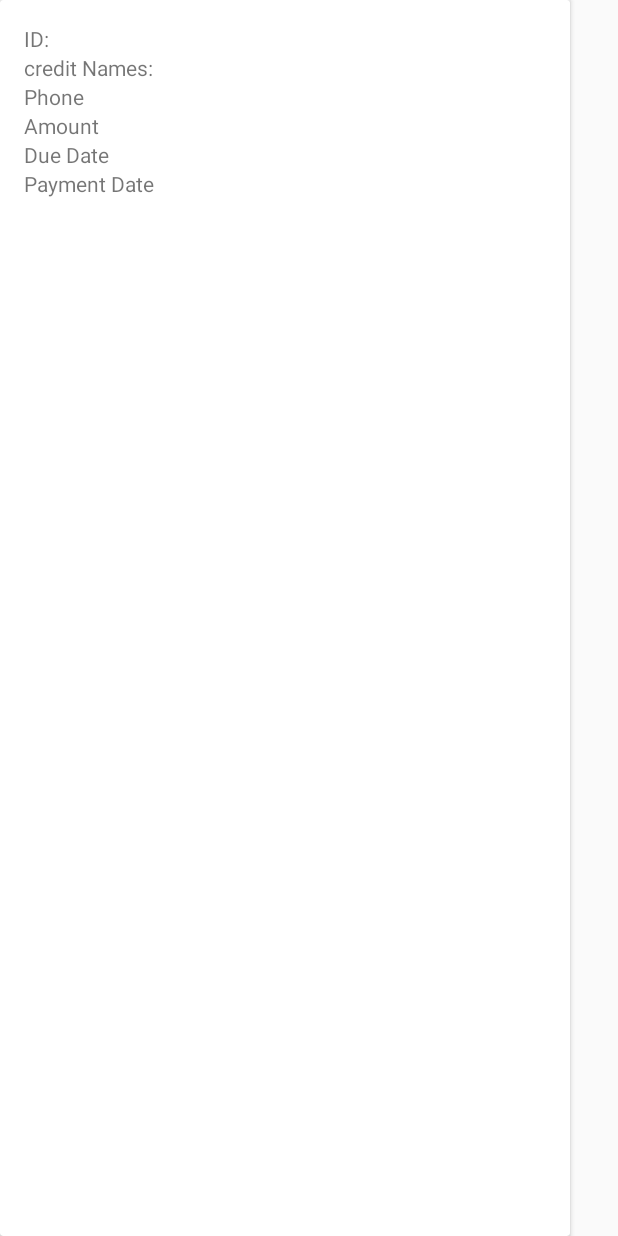
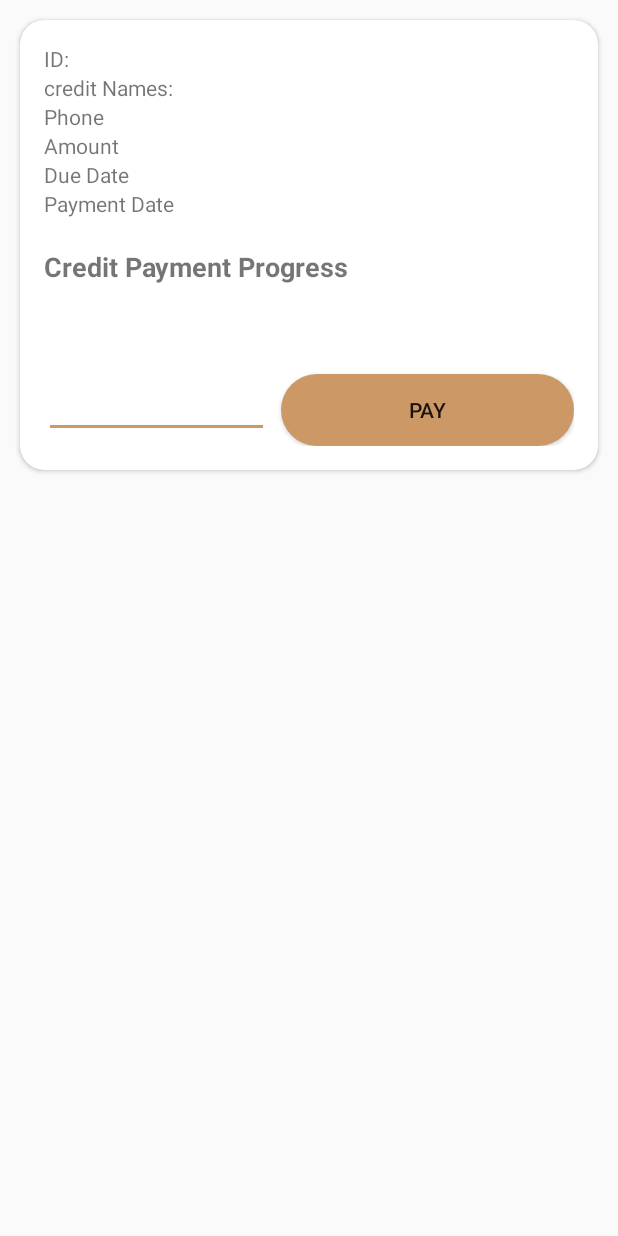
Before and after one commit to ETS-Android1/iManage, an Android app: the layout fragment_credited_tab.xml on its own in the app's theme, with its tools: preview values and no code run, on a phone screen of 412 x 824 dp. Run offline under Robolectric (Android 15) with nearby library versions, the phone set to English and light mode, and no system bars; network calls fail.

Commit message:
add deposit

```diff
--- a/app/src/main/java/com/example/nahimana/imanage/CreditedTab.java
+++ b/app/src/main/java/com/example/nahimana/imanage/CreditedTab.java
@@ -75,7 +75,9 @@ public class CreditedTab extends Fragment {
                                 jo.getString("phone"),
                                 jo.getString("amount"),
                                 jo.getString("timeToPay"),
-                                jo.getString("date")
+                                jo.getString("date"),
+                                jo.getString("payedAmount"),
+                                jo.getString("remainingDays")
                             );
                             listCredits.add(lc);
                             adapter = new CreditAdapter(context, listCredits);
--- a/app/src/main/java/com/example/nahimana/imanage/helpers/Constants.java
+++ b/app/src/main/java/com/example/nahimana/imanage/helpers/Constants.java
@@ -3,7 +3,7 @@ package com.example.nahimana.imanage.helpers;
 public class Constants {
 
 //    public static final String ROOT_URL="http://10.0.2.2/android-recyclerview-api/index.php";
-//    public static final String ROOT_URL="http://172.20.10.5:8000/api/";
+    //public static final String ROOT_URL="http://172.20.10.5:8000/api/";
     public static final String ROOT_URL="http://192.168.43.29:8000/api/";
     public static final String USER_REGISTER_URL=ROOT_URL+"users";
     public static final String LOGIN_URL = ROOT_URL+"auth/user";
@@ -14,6 +14,10 @@ public class Constants {
     public static final String CREDIT_URL = ROOT_URL+"credits";
     public static final String DEPOSIT_URL = ROOT_URL+"deposit";
 
+    public static final String PAY_CREDIT_URL = ROOT_URL+"pay/credit";
+    public static final String PAY_DEBIT_URL = ROOT_URL+"pay/debit";
+
+
 
 
 
--- a/app/src/main/res/drawable/ic_pay_debt.xml
+++ b/app/src/main/res/drawable/ic_pay_debt.xml
@@ -2,7 +2,8 @@
 <layer-list  xmlns:android="http://schemas.android.com/apk/res/android">
     <item>
         <shape android:shape="rectangle">
-            <solid android:color="@color/colorSuccess" />
+
+            <solid android:color="@android:color/holo_blue_light" />
             <corners android:radius="4dp" />
         </shape>
     </item>
@@ -11,7 +12,7 @@
           android:left="1dp">
 
         <shape android:shape="rectangle">
-            <color android:color="@android:color/darker_gray" />
+            <color android:color="@color/colorSuccess" />
             <corners android:radius="4dp"/>
         </shape>
     </item>
--- a/app/src/main/res/layout/fragment_credited_tab.xml
+++ b/app/src/main/res/layout/fragment_credited_tab.xml
@@ -3,13 +3,16 @@
     xmlns:tools="http://schemas.android.com/tools"
     android:layout_width="match_parent"
     android:layout_height="match_parent"
+    xmlns:app="http://schemas.android.com/apk/res-auto"
     tools:context=".CreditedTab">
 
     <!-- TODO: Update blank fragment layout -->
     <android.support.v7.widget.CardView
-        android:layout_width="380dp"
+        android:layout_width="match_parent"
         android:layout_height="wrap_content"
         android:id="@+id/creditedCV"
+        android:layout_margin="13dp"
+        app:cardCornerRadius="16dp"
         >
 
         <RelativeLayout
@@ -120,16 +123,57 @@
                 android:layout_below="@+id/creditDueDate"
                 android:layout_toRightOf="@+id/CreditPaymentDate"
                 />
+
             <TextView
-                android:textSize="32dp"
+                android:layout_marginTop="20dp"
+                android:layout_width="match_parent"
+                android:layout_height="30dp"
+                android:text="@string/cpp"
+                android:textStyle="bold"
+                android:textSize="18dp"
+                android:layout_gravity="center"
+                android:id="@+id/creditedPaymentTitle"
+                android:layout_below="@id/creditPaymentDate"
+                />
+
+
+            <TextView
+                android:textSize="16dp"
+                android:layout_marginTop="32dp"
+                android:text=" "
+                android:layout_width="150dp"
+                android:layout_height="wrap_content"
+                android:layout_marginRight="8dp"
+                android:id="@+id/payedAmount"
+                android:layout_below="@+id/creditedPaymentTitle"
+                />
+
+            <TextView
+                android:textSize="16dp"
                 android:layout_marginTop="32dp"
                 android:text=" "
                 android:layout_width="match_parent"
-                android:layout_height="10dp"
-                android:layout_marginRight="4dp"
-                android:id="@+id/payedAmount"
-                android:layout_below="@+id/creditPaymentDate"
-                android:layout_alignParentBottom="true"
+                android:layout_height="wrap_content"
+                android:id="@+id/remainingDays"
+                android:layout_below="@+id/creditedPaymentTitle"
+                android:layout_toRightOf="@id/payedAmount"
+                />
+            <EditText
+                android:textSize="16dp"
+                android:layout_width="150dp"
+                android:layout_height="wrap_content"
+                android:layout_marginRight="8dp"
+                android:id="@+id/payCreditAmount"
+                android:layout_below="@+id/remainingDays"
+                />
+            <Button
+                android:layout_width="match_parent"
+                android:layout_height="wrap_content"
+                android:id="@+id/payCreditBtn"
+                android:text="Pay"
+                android:layout_below="@+id/remainingDays"
+                android:layout_toRightOf="@+id/payCreditAmount"
+                android:background="@drawable/rounded_button"
                 />
 
 
--- a/app/src/main/res/layout/fragment_spent_tab.xml
+++ b/app/src/main/res/layout/fragment_spent_tab.xml
@@ -3,13 +3,15 @@
     xmlns:tools="http://schemas.android.com/tools"
     android:layout_width="match_parent"
     android:layout_height="wrap_content"
+    xmlns:app="http://schemas.android.com/apk/res-auto"
     android:layout_margin="8dp"
     tools:context=".SpentTab">
 
     <android.support.v7.widget.CardView
-        android:layout_width="380dp"
+        android:layout_width="match_parent"
         android:layout_height="wrap_content"
         android:id="@+id/expenseCV"
+        app:cardCornerRadius="16dp"
         >
          <RelativeLayout
              android:layout_width="match_parent"
--- a/app/src/main/res/values/colors.xml
+++ b/app/src/main/res/values/colors.xml
@@ -8,7 +8,7 @@
 
     <!--    text color -->
     <color name="colorDanger">#d9534f</color>
-    <color name="colorWarning">#ffcc33</color>
+    <color name="colorWarning">#f4cc33</color>
     <color name="colorSuccess">#2fb390</color>
 
 
--- a/app/src/main/res/values/strings.xml
+++ b/app/src/main/res/values/strings.xml
@@ -33,6 +33,7 @@
     <string name="category">Category</string>
     <string name="description">Description</string>
     <string name="dpp">Debit Payment Progress</string>
+    <string name="cpp">Credit Payment Progress</string>
 
 
 </resources>
```
Also changed, not shown: app/src/main/java/com/example/nahimana/imanage/DebitedTab.java (+12 -4 lines), app/src/main/java/com/example/nahimana/imanage/RaisePocketFragment.java (+1 -6 lines), app/src/main/java/com/example/nahimana/imanage/helpers/CreditAdapter.java (+5 -2 lines), app/src/main/java/com/example/nahimana/imanage/helpers/Payment.java (added, +57 -0 lines), app/src/main/java/com/example/nahimana/imanage/helpers/RecyclerAdapter.java (+30 -2 lines), app/src/main/java/com/example/nahimana/imanage/model/ListCredits.java (+13 -1 lines), app/src/main/java/com/example/nahimana/imanage/model/ListDebits.java (+17 -8 lines), app/src/main/res/layout/fragment_debited_tab.xml (+35 -9 lines).
